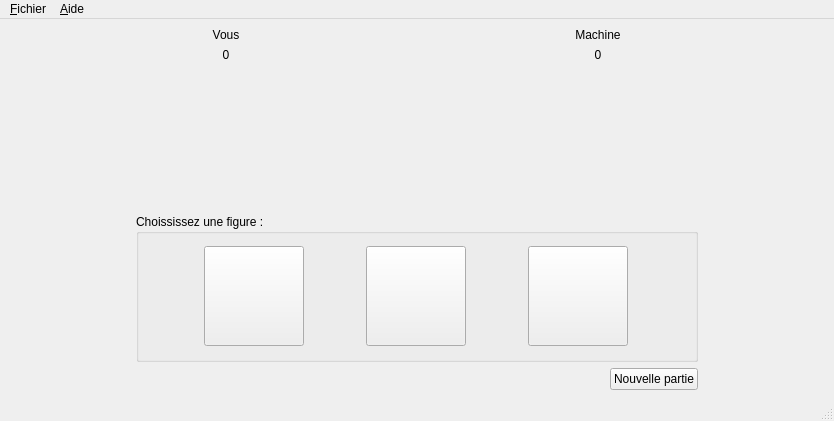
This is V1_SAE-2-01/chifoumi.ui in MathisHeriveau/S2.01-Developpement-d-une-application as Qt 5 draws it before an edit. The edited form follows.
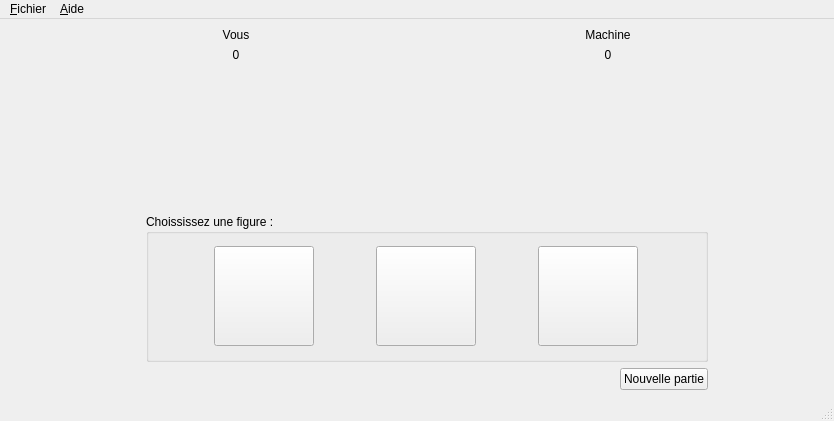
This is the edited form. Icons and pictures are not drawn.

What changed in the file:
```diff
--- a/V1_SAE-2-01/chifoumi.ui
+++ b/V1_SAE-2-01/chifoumi.ui
@@ -34,6 +34,19 @@
       </property>
      </spacer>
     </item>
+    <item>
+     <spacer name="verticalSpacer_2">
+      <property name="orientation">
+       <enum>Qt::Vertical</enum>
+      </property>
+      <property name="sizeHint" stdset="0">
+       <size>
+        <width>20</width>
+        <height>40</height>
+       </size>
+      </property>
+     </spacer>
+    </item>
     <item>
      <layout class="QVBoxLayout" name="layoutSecondaire">
       <item>
```
